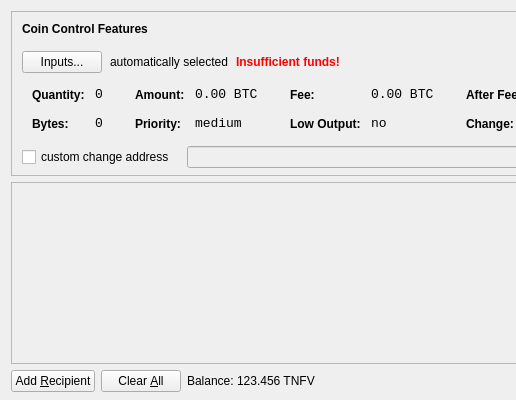
The window that src/qt/forms/sendcoinsdialog.ui (djtms/tenfivecoin) describes before a commit, drawn with Qt 5; both pictures show x 0 to 516 and y 0 to 400 of the 850 by 400 pixel window.
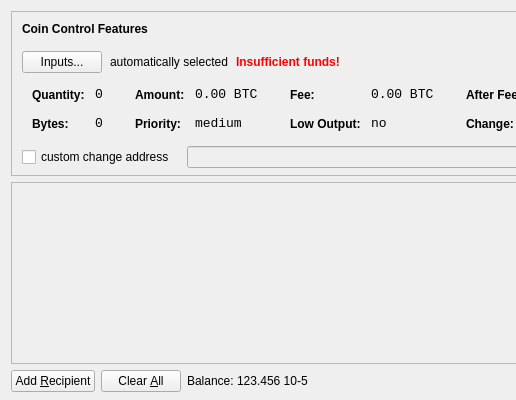
The same window after the commit. Icons and pictures are not drawn.

```diff
--- a/src/qt/forms/sendcoinsdialog.ui
+++ b/src/qt/forms/sendcoinsdialog.ui
@@ -720,7 +720,7 @@
           <cursorShape>IBeamCursor</cursorShape>
          </property>
          <property name="text">
-          <string>123.456 TNFV</string>
+          <string>123.456 10-5</string>
          </property>
          <property name="textInteractionFlags">
           <set>Qt::LinksAccessibleByMouse|Qt::TextSelectableByKeyboard|Qt::TextSelectableByMouse</set>
```
